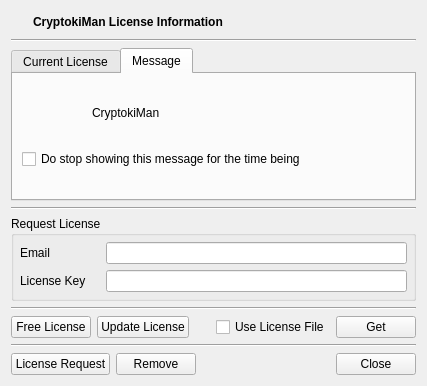
Old version of the form CryptokiMan/lcn_info_dlg.ui in the repository jykim74/CryptokiMan.
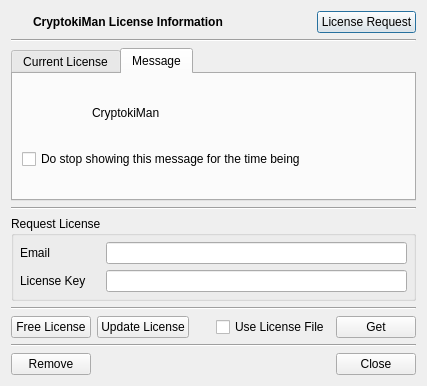
New version of the form. The open tabs and pages were chosen to show the change. Icons and pictures are not drawn.

What changed in the file:
```diff
--- a/CryptokiMan/lcn_info_dlg.ui
+++ b/CryptokiMan/lcn_info_dlg.ui
@@ -16,15 +16,10 @@
   <layout class="QVBoxLayout" name="verticalLayout">
    <item>
     <layout class="QGridLayout" name="gridLayout_6">
-     <item row="0" column="1">
-      <widget class="QLabel" name="label">
-       <property name="font">
-        <font>
-         <bold>true</bold>
-        </font>
-       </property>
+     <item row="0" column="3">
+      <widget class="QPushButton" name="mLCNRequestBtn">
        <property name="text">
-        <string>CryptokiMan License Information</string>
+        <string>License Request</string>
        </property>
       </widget>
      </item>
@@ -54,6 +49,31 @@
        </property>
       </widget>
      </item>
+     <item row="0" column="1">
+      <widget class="QLabel" name="label">
+       <property name="font">
+        <font>
+         <bold>true</bold>
+        </font>
+       </property>
+       <property name="text">
+        <string>CryptokiMan License Information</string>
+       </property>
+      </widget>
+     </item>
+     <item row="0" column="2">
+      <spacer name="horizontalSpacer_3">
+       <property name="orientation">
+        <enum>Qt::Horizontal</enum>
+       </property>
+       <property name="sizeHint" stdset="0">
+        <size>
+         <width>40</width>
+         <height>20</height>
+        </size>
+       </property>
+      </spacer>
+     </item>
     </layout>
    </item>
    <item>
@@ -456,13 +476,6 @@
        </property>
       </spacer>
      </item>
-     <item row="0" column="0">
-      <widget class="QPushButton" name="mLCNRequestBtn">
-       <property name="text">
-        <string>License Request</string>
-       </property>
-      </widget>
-     </item>
     </layout>
    </item>
   </layout>
```
Left out of the diff: 4 changed lines with no effect on the pictures.
